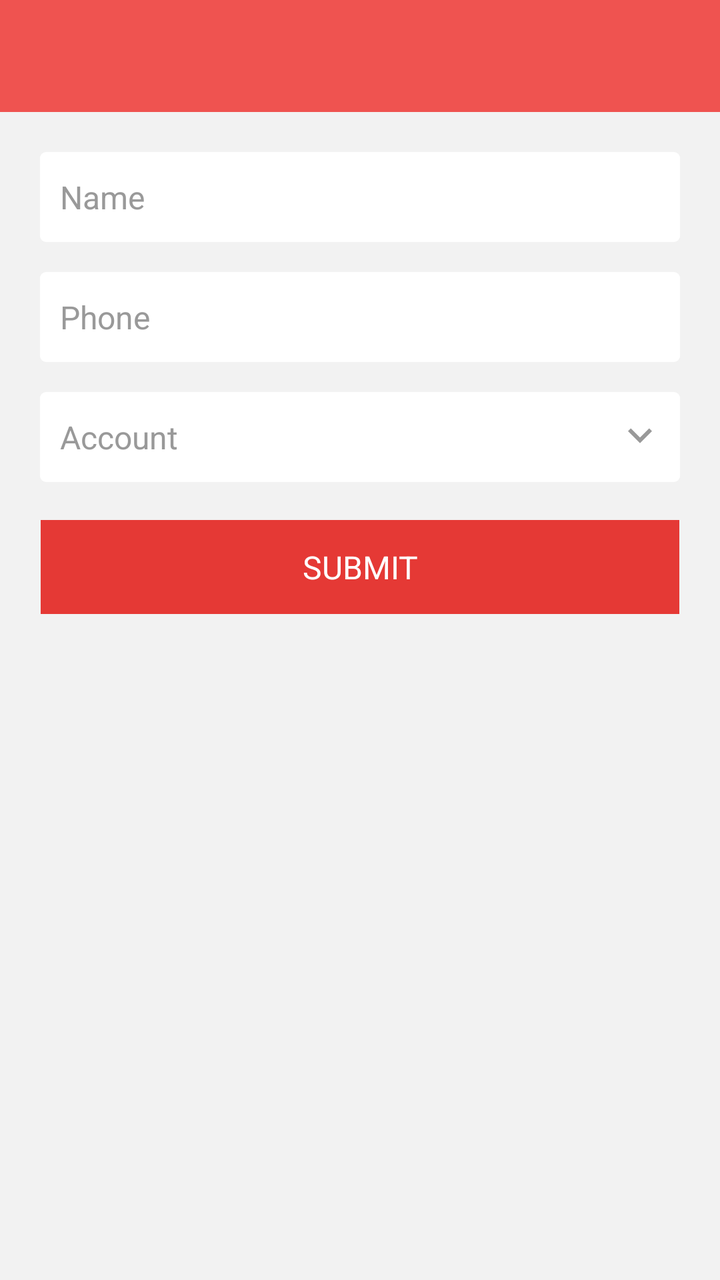
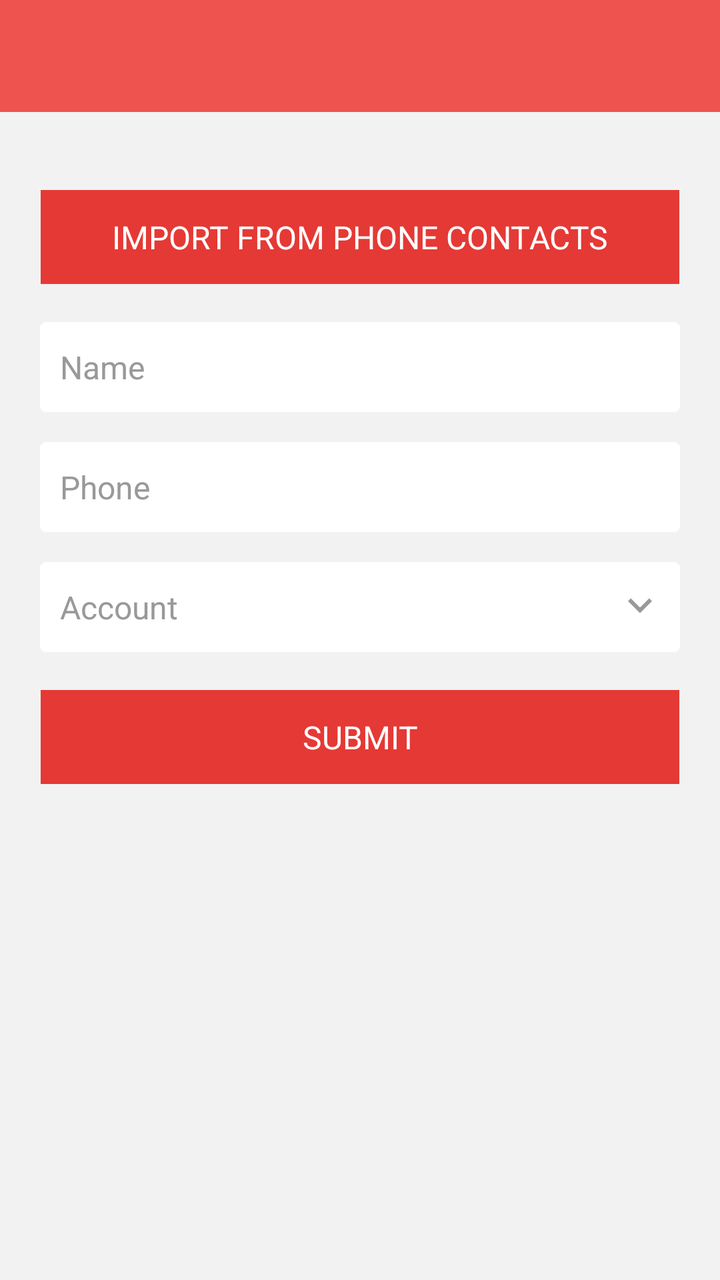

Before-and-after screenshots of an Android layout around one commit, followed by the original layout XML and the change that was made.
<!-- AndroidManifest.xml: application theme AppTheme -->
<!-- res/layout/activity_add_contact.xml -->
<?xml version="1.0" encoding="utf-8"?>
<LinearLayout xmlns:android="http://schemas.android.com/apk/res/android"
    xmlns:app="http://schemas.android.com/apk/res-auto"
    android:layout_width="match_parent"
    android:layout_height="match_parent"
    android:orientation="vertical">

    <com.google.android.material.appbar.AppBarLayout
        android:layout_width="match_parent"
        android:layout_height="wrap_content">

        <include layout="@layout/toolbar" />

    </com.google.android.material.appbar.AppBarLayout>



    <androidx.core.widget.NestedScrollView
        android:layout_width="match_parent"
        android:layout_height="match_parent"
        android:background="@color/grey_5"
        android:clipToPadding="false"
        android:padding="@dimen/spacing_mlarge"
        android:scrollbars="none"
        android:scrollingCache="true"
        app:layout_behavior="@string/appbar_scrolling_view_behavior">

        <LinearLayout
            android:layout_width="match_parent"
            android:layout_height="wrap_content"
            android:orientation="vertical">

            <EditText
                style="@style/EditText.Flat.Grey"
                android:layout_width="match_parent"
                android:layout_height="45dp"
                android:background="@drawable/edit_text_round_bg_white"
                android:hint="Name"
                android:id="@+id/nameEditText"
                android:minHeight="45dp"
                android:paddingLeft="@dimen/spacing_middle"
                android:paddingRight="@dimen/spacing_middle" />

            <EditText
                style="@style/EditText.Flat.Grey"
                android:layout_width="match_parent"
                android:layout_height="45dp"
                android:layout_marginTop="@dimen/spacing_large"
                android:background="@drawable/edit_text_round_bg_white"
                android:hint="Phone"
                android:id="@+id/phoneEditText"
                android:paddingLeft="@dimen/spacing_middle"
                android:paddingRight="@dimen/spacing_middle" />



            <EditText
                android:id="@+id/accountEditText"
                style="@style/EditText.Flat.Grey"
                android:layout_width="match_parent"
                android:layout_height="45dp"
                android:layout_marginTop="@dimen/spacing_large"
                android:background="@drawable/edit_text_round_bg_white"
                android:drawableEnd="@drawable/ic_expand_arrow"
                android:drawableRight="@drawable/ic_expand_arrow"
                android:editable="false"
                android:focusable="false"
                android:hint="Account"
                android:paddingLeft="@dimen/spacing_middle" />











            <Button
                android:id="@+id/submitButton"
                style="@style/Widget.AppCompat.Button.Borderless"
                android:layout_width="match_parent"
                android:layout_height="55dp"
                android:layout_marginLeft="-4dp"
                android:layout_marginRight="-4dp"
                android:layout_marginTop="@dimen/spacing_large"
                android:background="@drawable/btn_rect_red"
                android:text="SUBMIT"
                android:textAllCaps="false"
                android:textAppearance="@style/TextAppearance.AppCompat.Subhead"
                android:textColor="@android:color/white" />

        </LinearLayout>

    </androidx.core.widget.NestedScrollView>

</LinearLayout>
<!-- res/layout/toolbar.xml (included above) -->
<?xml version="1.0" encoding="utf-8"?>
<androidx.appcompat.widget.Toolbar
    xmlns:android="http://schemas.android.com/apk/res/android"
    xmlns:app="http://schemas.android.com/apk/res-auto"
    android:id="@+id/toolbar"
    android:layout_width="match_parent"
    android:layout_height="?android:attr/actionBarSize"
    android:background="@color/colorPrimary"
    app:contentInsetStartWithNavigation="0dp"
    android:theme="@style/ThemeOverlay.AppCompat.Dark.ActionBar"
    app:popupTheme="@style/ThemeOverlay.AppCompat.Light"/>
<!-- resources referenced by this layout -->
<resources>
  <color name="colorPrimary">#ef5350</color>
  <color name="grey_5">#f2f2f2</color>
  <dimen name="spacing_large">15dp</dimen>
  <dimen name="spacing_middle">10dp</dimen>
  <dimen name="spacing_mlarge">20dp</dimen>
  <!-- drawable edit_text_round_bg_white (drawable) -->
  <?xml version="1.0" encoding="utf-8"?>
  <selector xmlns:android="http://schemas.android.com/apk/res/android">
      <item android:state_focused="true">
          <layer-list>
              <item>
                  <shape android:shape="rectangle">
                      <corners android:radius="@dimen/spacing_small" />
                      <stroke android:width="1dp" android:color="@color/grey_10" />
                      <solid android:color="@android:color/white" />
                      <padding android:bottom="5dp" android:left="8dp" android:right="8dp" android:top="5dp" />
                  </shape>
              </item>
          </layer-list>
      </item>
  
      <item android:state_enabled="false">
          <layer-list>
              <item>
                  <shape android:shape="rectangle">
                      <solid android:color="@android:color/white" />
                      <stroke android:width="1dp" android:color="@color/grey_10" />
                      <corners android:radius="@dimen/spacing_small" />
                      <padding android:bottom="5dp" android:left="8dp" android:right="8dp" android:top="5dp" />
                  </shape>
              </item>
          </layer-list>
      </item>
  
      <item>
          <layer-list>
              <item>
                  <shape android:shape="rectangle">
                      <solid android:color="@android:color/white" />
                      <corners android:radius="@dimen/spacing_small" />
                      <padding android:bottom="5dp" android:left="8dp" android:right="8dp" android:top="5dp" />
                  </shape>
              </item>
          </layer-list>
      </item>
  </selector>
  <!-- drawable ic_expand_arrow (drawable) -->
  <vector xmlns:android="http://schemas.android.com/apk/res/android"
          android:width="24dp"
          android:height="24dp"
          android:viewportWidth="24.0"
          android:viewportHeight="24.0">
      <path
          android:fillColor="#999999"
          android:pathData="M7.41,7.84L12,12.42l4.59,-4.58L18,9.25l-6,6 -6,-6z"/>
  </vector>
  <style name="EditText.Flat.Grey" parent="@style/AppTheme">
          <item name="android:textColorHint">@color/grey_40</item>
          <item name="android:textAppearance">@style/Base.TextAppearance.AppCompat.Subhead</item>
          <item name="android:textColor">@color/grey_90</item>
      </style>
  <style name="AppTheme" parent="BaseTheme">
          <item name="android:windowContentTransitions">true</item>
  
  
          
      </style>
  <color name="red_500">#F44336</color>
  <color name="red_600">#E53935</color>
  <dimen name="spacing_small">3dp</dimen>
  <color name="grey_10">#e6e6e6</color>
  <color name="grey_40">#999999</color>
  <color name="grey_90">#263238</color>
  <style name="BaseTheme" parent="Theme.AppCompat.Light.NoActionBar">
          
          <item name="colorPrimary">@color/colorPrimary</item>
          <item name="colorPrimaryDark">@color/colorPrimaryDark</item>
          <item name="colorAccent">@color/colorAccent</item>
          <item name="windowActionModeOverlay">true</item>
          <item name="android:actionModeBackground">@color/blue_grey_600</item>
          <item name="android:dialogTheme">@style/Dialog.Theme</item>
          
          <item name="android:windowDisablePreview">true</item>
      </style>
  <color name="colorPrimaryDark">#dc1814</color>
  <color name="colorAccent">#FF4081</color>
  <color name="blue_grey_600">#546E7A</color>
  <style name="Dialog.Theme" parent="Theme.AppCompat.Light.Dialog">
          <item name="colorPrimary">@color/colorPrimary</item>
          <item name="colorPrimaryDark">@color/colorPrimaryDark</item>
          <item name="colorAccent">@color/colorAccent</item>
      </style>
  <!-- unchanged entries left out for length: 1 -->
</resources>

<!-- the commit's change to res/layout/activity_add_contact.xml (unified diff, before → after) -->
@@ -30,10 +30,25 @@
             android:layout_height="wrap_content"
             android:orientation="vertical">
 
+            <Button
+                android:id="@+id/importFromContactsButton"
+                style="@style/Widget.AppCompat.Button.Borderless"
+                android:layout_width="match_parent"
+                android:layout_height="55dp"
+                android:layout_marginLeft="-4dp"
+                android:layout_marginRight="-4dp"
+                android:layout_marginTop="@dimen/spacing_large"
+                android:background="@drawable/btn_rect_red"
+                android:text="IMPORT FROM PHONE CONTACTS"
+                android:textAllCaps="false"
+                android:textAppearance="@style/TextAppearance.AppCompat.Subhead"
+                android:textColor="@android:color/white" />
+
             <EditText
                 style="@style/EditText.Flat.Grey"
                 android:layout_width="match_parent"
                 android:layout_height="45dp"
+                android:layout_marginTop="15dp"
                 android:background="@drawable/edit_text_round_bg_white"
                 android:hint="Name"
                 android:id="@+id/nameEditText"
